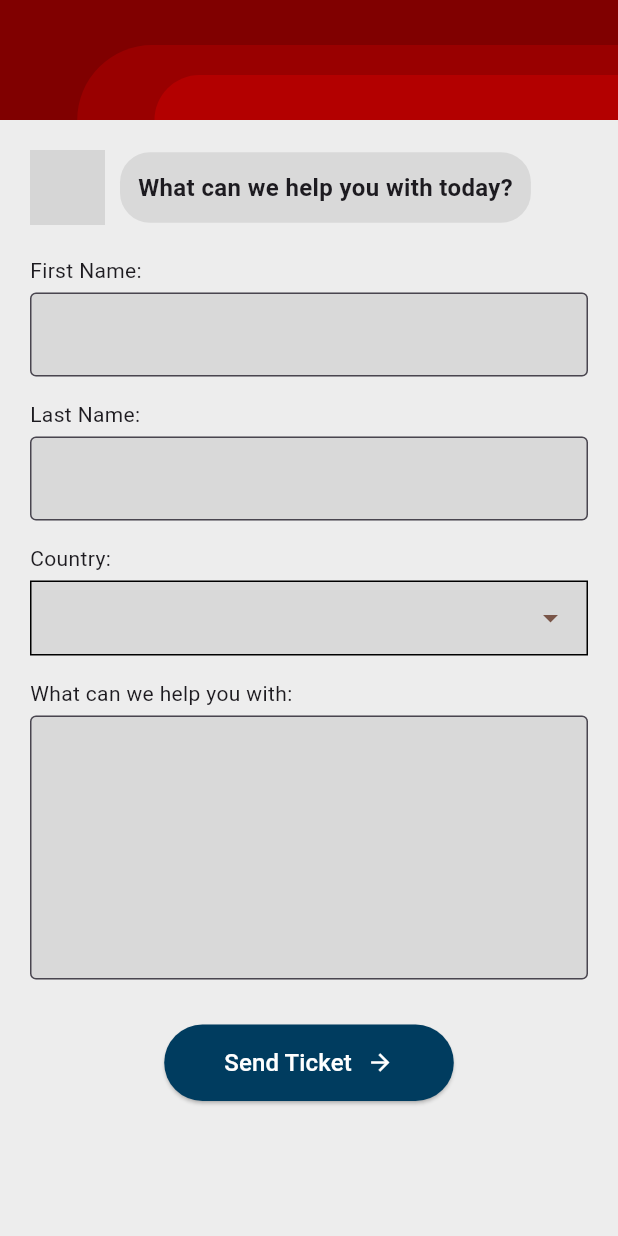
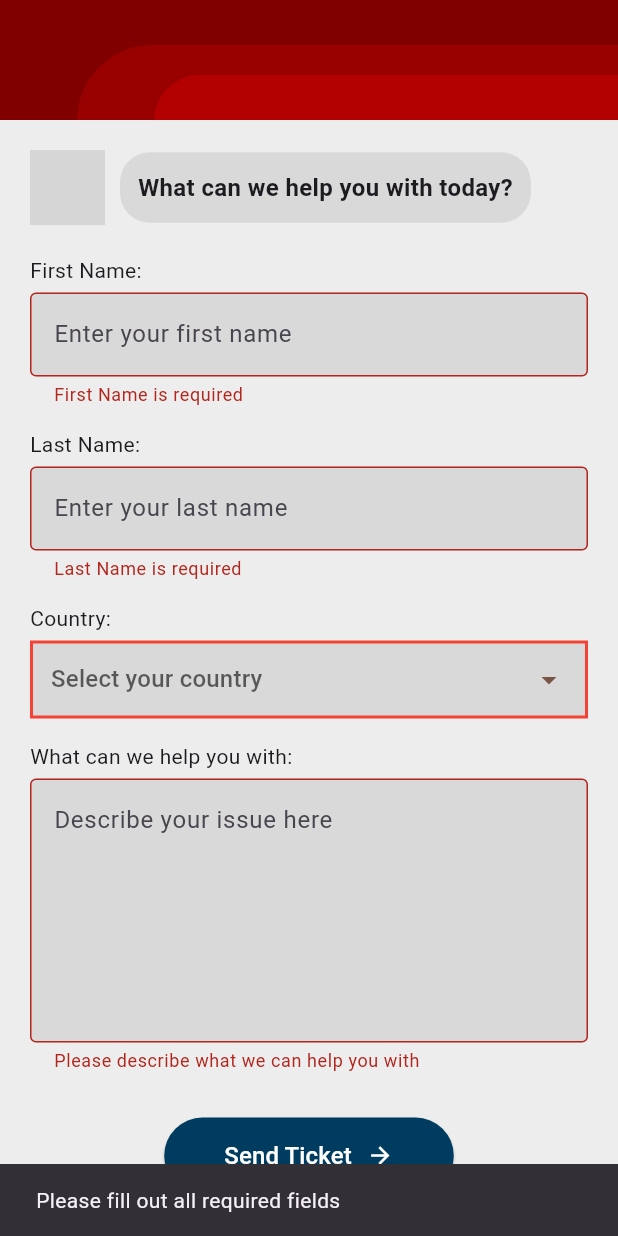
Before and after one commit to tehweee/singaplorer, a Flutter app: the SupportPage screen opened directly, after a tap on "Send Ticket", on a phone screen of 412 x 824 dp. Run offline on Flutter 3.47's test engine with Material 3 defaults, Android fonts, the phone set to English and light mode, and no system bars; our stand-ins replace flutter_gemini, flutter_markdown, geolocator, google_maps_flutter, permission_handler, table_calendar; missing offline and left inert: flutter_stripe; grey boxes are pictures that could not be loaded.

Commit message:
Update SupportPage.dart

```diff
--- a/lib/pages/SupportPage.dart
+++ b/lib/pages/SupportPage.dart
@@ -8,6 +8,9 @@ class SupportPage extends StatefulWidget {
 }
 
 class _SupportPageState extends State<SupportPage> {
+  // Global key for the form
+  final _formKey = GlobalKey<FormState>();
+
   final TextEditingController firstNameController = TextEditingController();
   final TextEditingController lastNameController = TextEditingController();
   final TextEditingController helpController = TextEditingController();
@@ -16,12 +19,19 @@ class _SupportPageState extends State<SupportPage> {
   List<String> countries = ['USA', 'Singapore', 'Canada', 'UK'];
 
   @override
+  void dispose() {
+    firstNameController.dispose();
+    lastNameController.dispose();
+    helpController.dispose();
+    super.dispose();
+  }
+
+  @override
   Widget build(BuildContext context) {
     return Scaffold(
-      resizeToAvoidBottomInset: true, // Set this to true
+      resizeToAvoidBottomInset: true,
       backgroundColor: const Color(0xFFEDEDED),
       body: SingleChildScrollView(
-        // This allows the content to scroll
         child: Column(
           children: [
             Stack(
@@ -70,15 +80,17 @@ class _SupportPageState extends State<SupportPage> {
                 ),
                 Padding(
                   padding: const EdgeInsets.fromLTRB(20, 100, 20, 20),
+                  child: Form(
+                    // Wrap your form fields in a Form widget
+                    key: _formKey, // Assign the global key
                     child: Column(
                       crossAxisAlignment: CrossAxisAlignment.start,
                       children: [
                         // Mascot and speech bubble
                         Row(
                           children: [
-                          // Make sure 'images/mascot.png' exists in your assets and pubspec.yaml
                             Image.asset(
-                            'images/mascot.png',
+                              'images/mascot.png', // Ensure this asset is in your pubspec.yaml
                               width: 50,
                               height: 50,
                             ),
@@ -103,25 +115,41 @@ class _SupportPageState extends State<SupportPage> {
 
                         const Text("First Name:"),
                         const SizedBox(height: 5),
-                      TextField(
+                        TextFormField(
+                          // Use TextFormField for validation
                           controller: firstNameController,
                           decoration: const InputDecoration(
                             filled: true,
                             fillColor: Color(0xFFD9D9D9),
                             border: OutlineInputBorder(),
+                            hintText: 'Enter your first name',
                           ),
+                          validator: (value) {
+                            if (value == null || value.isEmpty) {
+                              return 'First Name is required';
+                            }
+                            return null;
+                          },
                         ),
                         const SizedBox(height: 15),
 
                         const Text("Last Name:"),
                         const SizedBox(height: 5),
-                      TextField(
+                        TextFormField(
+                          // Use TextFormField for validation
                           controller: lastNameController,
                           decoration: const InputDecoration(
                             filled: true,
                             fillColor: Color(0xFFD9D9D9),
                             border: OutlineInputBorder(),
+                            hintText: 'Enter your last name',
                           ),
+                          validator: (value) {
+                            if (value == null || value.isEmpty) {
+                              return 'Last Name is required';
+                            }
+                            return null;
+                          },
                         ),
                         const SizedBox(height: 15),
 
@@ -131,16 +159,25 @@ class _SupportPageState extends State<SupportPage> {
                           padding: const EdgeInsets.symmetric(horizontal: 12),
                           decoration: BoxDecoration(
                             color: const Color(0xFFD9D9D9),
-                          border: Border.all(),
+                            border: Border.all(
+                              color: selectedCountry == null
+                                  ? Colors.red
+                                  : Colors.grey, // Visual feedback for dropdown
+                              width: selectedCountry == null ? 2.0 : 1.0,
                             ),
+                          ),
+                          child: DropdownButtonHideUnderline(
+                            // Hide default underline
                             child: DropdownButton<String>(
                               value: selectedCountry,
                               isExpanded: true,
+                              hint: const Text(
+                                'Select your country',
+                              ), // Hint for dropdown
                               icon: const Icon(
                                 Icons.arrow_drop_down,
                                 color: Colors.brown,
                               ),
-                          underline: const SizedBox(),
                               items: countries.map((String value) {
                                 return DropdownMenuItem<String>(
                                   value: value,
@@ -154,18 +191,37 @@ class _SupportPageState extends State<SupportPage> {
                               },
                             ),
                           ),
+                        ),
+                        // Manually show error for dropdown if not selected
+                        if (selectedCountry == null &&
+                            _formKey.currentState?.validate() == false)
+                          const Padding(
+                            padding: EdgeInsets.only(top: 8.0),
+                            child: Text(
+                              'Country is required',
+                              style: TextStyle(color: Colors.red, fontSize: 12),
+                            ),
+                          ),
                         const SizedBox(height: 15),
 
                         const Text("What can we help you with:"),
                         const SizedBox(height: 5),
-                      TextField(
+                        TextFormField(
+                          // Use TextFormField for validation
                           controller: helpController,
                           maxLines: 6,
                           decoration: const InputDecoration(
                             filled: true,
                             fillColor: Color(0xFFD9D9D9),
                             border: OutlineInputBorder(),
+                            hintText: 'Describe your issue here',
                           ),
+                          validator: (value) {
+                            if (value == null || value.isEmpty) {
+                              return 'Please describe what we can help you with';
+                            }
+                            return null;
+                          },
                         ),
                         const SizedBox(height: 30),
 
@@ -182,9 +238,42 @@ class _SupportPageState extends State<SupportPage> {
                               ),
                             ),
                             onPressed: () {
+                              // Validate all fields when the button is pressed
+                              if (_formKey.currentState!.validate()) {
+                                // Check if country is selected separately
+                                if (selectedCountry == null) {
+                                  setState(() {
+                                    // Trigger a rebuild to show the country validation message
+                                  });
+                                  return;
+                                }
+
+                                // If all fields are valid, proceed with sending the ticket
                                 print('Ticket Sent!');
-                            // You might want to add logic here to actually send the ticket
-                            // e.g., using a backend service or showing a confirmation dialog.
+                                print(
+                                  'First Name: ${firstNameController.text}',
+                                );
+                                print('Last Name: ${lastNameController.text}');
+                                print('Country: $selectedCountry');
+                                print(
+                                  'Help Description: ${helpController.text}',
+                                );
+
+                                // You can add your logic here to send the data
+                                ScaffoldMessenger.of(context).showSnackBar(
+                                  const SnackBar(
+                                    content: Text('Processing Data'),
+                                  ),
+                                );
+                              } else {
+                                ScaffoldMessenger.of(context).showSnackBar(
+                                  const SnackBar(
+                                    content: Text(
+                                      'Please fill out all required fields',
+                                    ),
+                                  ),
+                                );
+                              }
                             },
                             child: const Row(
                               mainAxisSize: MainAxisSize.min,
@@ -205,6 +294,7 @@ class _SupportPageState extends State<SupportPage> {
                       ],
                     ),
                   ),
+                ),
               ],
             ),
           ],
```
Lines whose indentation alone changed are shown as unchanged.
